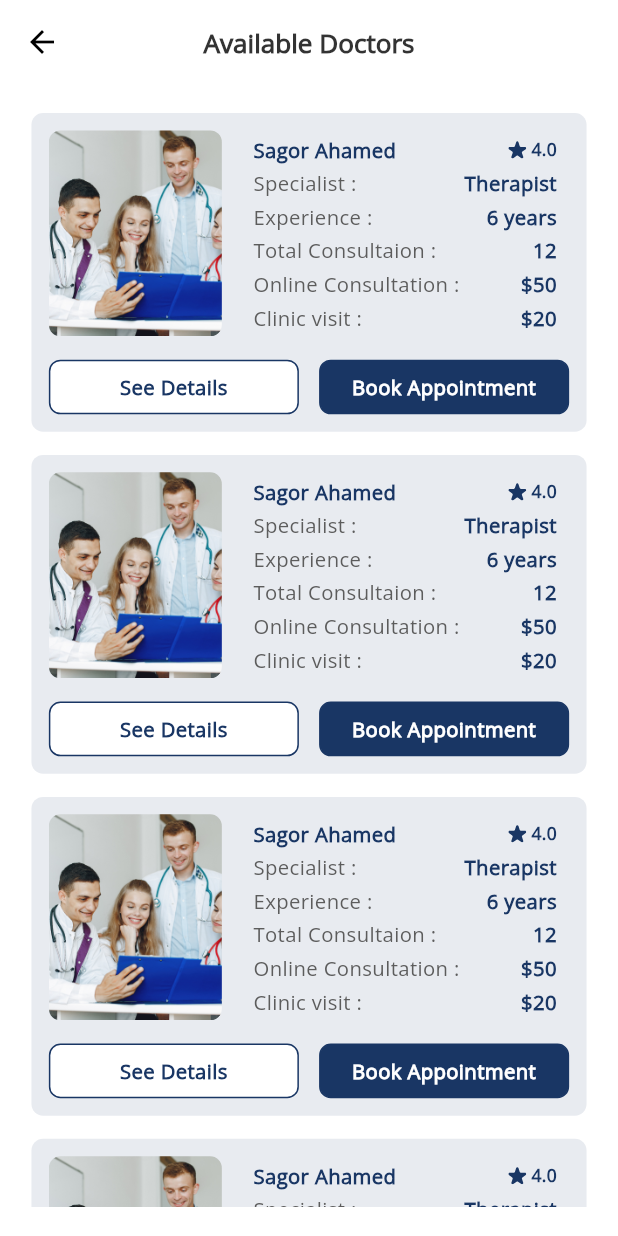
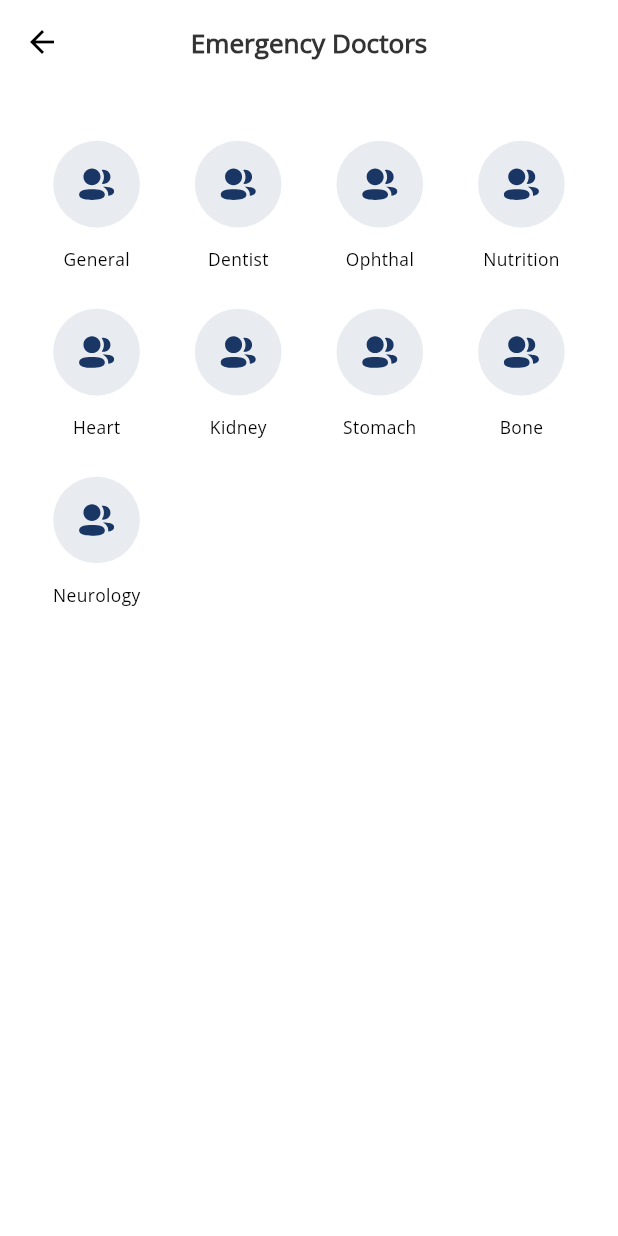
Before and after one commit to sagorahamed1/medical-appointment, a Flutter app: the UserHomeScreen screen opened by its route, after a tap on "See all", on a phone screen of 412 x 824 dp. Run offline on Flutter 3.47's test engine with Material 3 defaults, Android fonts, the phone set to English and light mode, and no system bars; our stand-ins replace flutter_screenutil, flutter_spinkit, flutter_svg, get, pin_code_fields, shared_preferences and 1 more; accounts and stored records are empty.

Commit message:
user cetegory screen done

```diff
--- a/lib/controllers/category_controller.dart
+++ b/lib/controllers/category_controller.dart
@@ -41,11 +41,7 @@ class CategoryController extends GetxController{
     {
       "categoryIcon" :  AppIcons.categoryGeneral,
       "categoryName" : "Neurology"
-    },
-    {
-      "categoryIcon" :  AppIcons.categoryGeneral,
-      "categoryName" : "Pediatric"
-    },
+    }
   ].obs;
 
 
--- a/lib/routes/app_routes.dart
+++ b/lib/routes/app_routes.dart
@@ -13,6 +13,7 @@ import '../views/screens/User/Emergency_Doctors/availablle_doctors_screen.dart';
 import '../views/screens/User/User_home/user_home_screen.dart';
 import '../views/screens/User/search/user_search_screen.dart';
 import '../views/screens/User/user_bottom_nav_bar/user_bottom_nav_bar.dart';
+import '../views/screens/User/user_category/user_category_screen.dart';
 import '../views/screens/notifications/notifications_screen.dart';
 import '../views/screens/onboarding/onboarding_screen.dart';
 import '../views/screens/role/role_screen.dart';
@@ -34,6 +35,7 @@ class AppRoutes {
   static const String userSearchScreen = "/UserSearchScreen.dart";
   static const String availablleDoctorsScreen = "/AvailablleDoctorsScreen.dart";
   static const String emergencyDoctorsScreen = "/EmergencyDoctorsScreen.dart";
+  static const String userCategoryScreen = "/UserCategoryScreen.dart";
 
 
   static List<GetPage> get routes => [
@@ -52,5 +54,6 @@ class AppRoutes {
         GetPage(name: userSearchScreen, page: () => UserSearchScreen()),
         GetPage(name: availablleDoctorsScreen, page: () => AvailablleDoctorsScreen()),
         GetPage(name: emergencyDoctorsScreen, page: () => EmergencyDoctorsScreen()),
+        GetPage(name: userCategoryScreen, page: () => UserCategoryScreen()),
   ];
 }
--- a/lib/views/screens/User/User_home/Inner_widgets/categorySection.dart
+++ b/lib/views/screens/User/User_home/Inner_widgets/categorySection.dart
@@ -47,8 +47,6 @@ class _CategorysectionState extends State<Categorysection> {
 
 
 
-
-
 class CategoryCard extends StatelessWidget {
   final String? categorIcon;
   final String? categorName;
@@ -76,7 +74,7 @@ class CategoryCard extends StatelessWidget {
                 color: Color(0xffE8EBF0)
               ),
               child: Padding(
-                padding: EdgeInsets.symmetric(vertical: 18.5.h, horizontal: 20.w),
+                padding: EdgeInsets.symmetric(vertical: 18.5.h, horizontal: 18.w),
                 child: SvgPicture.asset(
                   categorIcon!,
                   color: AppColors.primaryColor
--- a/lib/views/screens/User/User_home/user_home_screen.dart
+++ b/lib/views/screens/User/User_home/user_home_screen.dart
@@ -61,7 +61,7 @@ class UserHomeScreen extends StatelessWidget {
 
                 ///=======================Categories and See All Text=============================>
                 _SeeAll(AppString.categories, AppString.seeAll, (){
-                  Get.toNamed(AppRoutes.availablleDoctorsScreen);
+                  Get.toNamed(AppRoutes.userCategoryScreen);
                 }),
 
                 const Categorysection(),
--- /dev/null
+++ b/lib/views/screens/User/user_category/user_category_screen.dart
@@ -0,0 +1,92 @@
+import 'package:flutter/material.dart';
+import 'package:flutter_screenutil/flutter_screenutil.dart';
+import 'package:get/get.dart';
+
+import '../../../../controllers/category_controller.dart';
+import '../../../../utils/app_dimentions.dart';
+import '../../../../utils/app_strings.dart';
+import '../../../widgets/custom_text.dart';
+import '../User_home/Inner_widgets/categorySection.dart';
+
+
+class UserCategoryScreen extends StatefulWidget {
+   UserCategoryScreen({super.key});
+
+  @override
+  State<UserCategoryScreen> createState() => _UserCategoryScreenState();
+}
+
+class _UserCategoryScreenState extends State<UserCategoryScreen> {
+  final CategoryController _categoryController = Get.put(CategoryController());
+
+
+  int selectedIndex = (-1);
+
+  void setSelectedIndex(int index) {
+    selectedIndex = index;
+  }
+
+
+  @override
+  Widget build(BuildContext context) {
+    return Scaffold(
+
+      ///-----------------------------------app bar section-------------------------->
+      appBar: AppBar(
+        title: CustomText(
+          text: AppString.emergencyDoctors,
+          fontsize: 18.h,
+          fontWeight: FontWeight.w600,
+        ),
+      ),
+
+
+
+      body: Padding(
+        padding:  EdgeInsets.symmetric(horizontal: Dimensions.paddingSizeDefault.w, vertical: Dimensions.paddingSizeDefault.h),
+        child: Column(
+          children: [
+
+
+
+            Expanded(
+              child: ListView.builder(
+                itemCount: (_categoryController.cetegoryList.length / 4).ceil(),
+                itemBuilder: (context, index) {
+                  return Padding(
+                    padding: const EdgeInsets.symmetric(vertical: 6),
+                    child: Row(
+                      mainAxisAlignment: MainAxisAlignment.spaceBetween,
+                      children: List.generate(4, (i) {
+                        final itemsIndex = index * 4 + i;
+
+                        if (itemsIndex < _categoryController.cetegoryList.length) {
+                          final category = _categoryController.cetegoryList[itemsIndex];
+                          bool isSelected = selectedIndex == itemsIndex;
+
+                          return CategoryCard(
+                            onTap: () {
+                              setState(() {
+                                // setSelectedIndex(index);
+                              });
+                            },
+                            categorIcon: category['categoryIcon'],
+                            categorName: category['categoryName'],
+                            // isSelected: isSelected,
+                          );
+                        }
+                        return const SizedBox();
+                      }),
+                    ),
+                  );
+                },
+              ),
+            )
+
+
+          ],
+        ),
+      ),
+    );
+  }
+}
```
